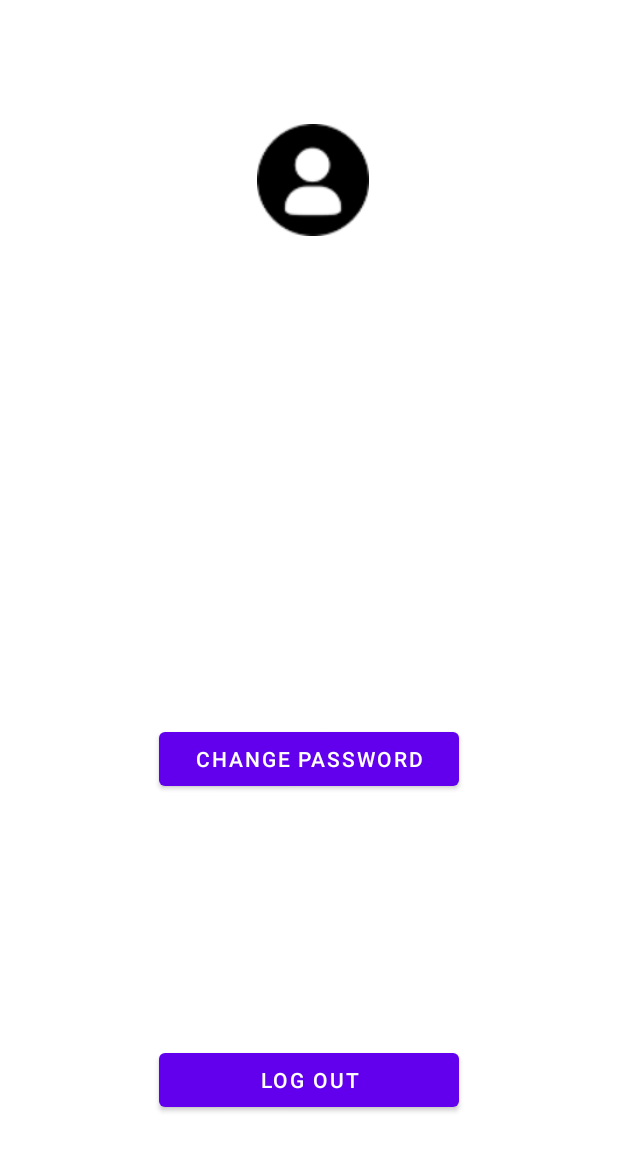
After one commit to Mixa26/RAF-Dnevnjak, an Android app: the layout fragment_profile.xml on its own in the app's theme, with its tools: preview values and no code run, on a phone screen of 412 x 824 dp. The commit adds this screen. Shown: the top 1151 px of the screen. Run offline under Robolectric (Android 15) with nearby library versions, the phone set to English and light mode, and no system bars.

Commit message:
Profile page implemented, a user can logout or change his password (this action won't survive a restart since we haven't implemented a proper way of storing users, right now they're predefined in the res/raw/users.json file and after the app restarts password changes aren't saved since the res folder is read-only)

```diff
--- a/app/src/main/AndroidManifest.xml
+++ b/app/src/main/AndroidManifest.xml
@@ -18,6 +18,9 @@
             android:name=".view.activities.ObligationActivity"
             android:exported="false" />
         <activity
+            android:name=".view.activities.ChangePasswordActivity"
+            android:exported="false" />
+        <activity
             android:name=".view.activities.LoginActivity"
             android:exported="true"
             android:theme="@style/Theme.RAFDnevnjak.Splash">
--- a/app/src/main/java/com/example/rafdnevnjak/model/User.java
+++ b/app/src/main/java/com/example/rafdnevnjak/model/User.java
@@ -24,4 +24,7 @@ public class User {
         return password;
     }
 
+    public void setPassword(String password) {
+        this.password = password;
+    }
 }
--- a/app/src/main/res/layout/fragment_dailyplan.xml
+++ b/app/src/main/res/layout/fragment_dailyplan.xml
@@ -69,6 +69,7 @@
         android:layout_height="60dp"
         android:layout_marginBottom="70dp"
         android:layout_marginEnd="20dp"
+        android:paddingStart="5dp"
         android:src="@drawable/add"
         app:backgroundTint="@android:color/transparent"
         app:maxImageSize="55dp"
--- /dev/null
+++ b/app/src/main/res/layout/fragment_profile.xml
@@ -0,0 +1,60 @@
+<?xml version="1.0" encoding="utf-8"?>
+<androidx.constraintlayout.widget.ConstraintLayout xmlns:android="http://schemas.android.com/apk/res/android"
+    xmlns:app="http://schemas.android.com/apk/res-auto"
+    xmlns:tools="http://schemas.android.com/tools"
+    android:layout_width="match_parent"
+    android:layout_height="match_parent">
+
+    <ImageView
+        android:id="@+id/profilePic"
+        android:layout_width="80dp"
+        android:layout_height="80dp"
+        android:layout_marginTop="80dp"
+        android:paddingStart="5dp"
+        android:src="@drawable/profile"
+        app:layout_constraintEnd_toEndOf="parent"
+        app:layout_constraintStart_toStartOf="parent"
+        app:layout_constraintTop_toTopOf="parent" />
+
+    <TextView
+        android:id="@+id/profileUsername"
+        android:layout_width="wrap_content"
+        android:layout_height="wrap_content"
+        android:layout_marginTop="25dp"
+        android:textSize="20sp"
+        app:layout_constraintEnd_toEndOf="parent"
+        app:layout_constraintStart_toStartOf="parent"
+        app:layout_constraintTop_toBottomOf="@+id/profilePic" />
+
+    <TextView
+        android:id="@+id/profileEmail"
+        android:layout_width="wrap_content"
+        android:layout_height="wrap_content"
+        android:layout_marginTop="25dp"
+        android:textSize="20sp"
+        app:layout_constraintEnd_toEndOf="parent"
+        app:layout_constraintStart_toStartOf="parent"
+        app:layout_constraintTop_toBottomOf="@+id/profileUsername" />
+
+    <Button
+        android:id="@+id/logOutButton"
+        android:layout_width="200dp"
+        android:layout_height="wrap_content"
+        android:layout_marginBottom="80dp"
+        android:text="@string/log_out"
+        app:layout_constraintBottom_toBottomOf="parent"
+        app:layout_constraintEnd_toEndOf="parent"
+        app:layout_constraintStart_toStartOf="parent" />
+
+    <Button
+        android:id="@+id/changePasswordButton"
+        android:layout_width="200dp"
+        android:layout_height="wrap_content"
+        android:layout_marginTop="50dp"
+        android:text="@string/change_password"
+        app:layout_constraintBottom_toTopOf="@+id/logOutButton"
+        app:layout_constraintEnd_toEndOf="parent"
+        app:layout_constraintStart_toStartOf="parent"
+        app:layout_constraintTop_toBottomOf="@+id/profileEmail" />
+
+</androidx.constraintlayout.widget.ConstraintLayout>
--- a/app/src/main/res/values/strings.xml
+++ b/app/src/main/res/values/strings.xml
@@ -30,4 +30,12 @@
     <string name="obligation_text_empty_alert">Obligation title mustn\'t be empty</string>
     <string name="bad_time_selection_alert">Start time must be before end time!</string>
     <string name="obligation_time_overlap">There are existing obligations at the provided time!</string>
+    <string name="log_out">Log out</string>
+    <string name="change_password">Change password</string>
+    <string name="new_password">New password</string>
+    <string name="new_password_confirm">Confirm new password</string>
+    <string name="submit">Submit</string>
+    <string name="new_password_confirm_alert">The confirmation of the new password is different from the new password!</string>
+    <string name="new_password_same_as_old_alert">New password must be different from the old one!</string>
+    <string name="password_changed_success">Password successfully updated.</string>
 </resources>
```
Also changed, not shown: app/src/main/java/com/example/rafdnevnjak/model/UsersDTO.java (+9 -0 lines), app/src/main/java/com/example/rafdnevnjak/view/activities/ChangePasswordActivity.java (added, +195 -0 lines), app/src/main/java/com/example/rafdnevnjak/view/activities/LoginActivity.java (+22 -2 lines), app/src/main/java/com/example/rafdnevnjak/view/fragments/ProfileFragment.java (+96 -0 lines), app/src/main/res/layout/activity_change_password.xml (added, +51 -0 lines).
